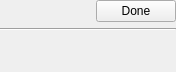
This is src/core/producersystem/producerviewcontainer_ui.ui in KDE/kdenlive as Qt 5 draws it before an edit. The edited form follows.
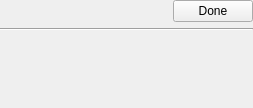
This is the edited form. Custom widgets are drawn as their Qt base class.

```diff
--- a/src/core/producersystem/producerviewcontainer_ui.ui
+++ b/src/core/producersystem/producerviewcontainer_ui.ui
@@ -6,15 +6,49 @@
    <rect>
     <x>0</x>
     <y>0</y>
-    <width>176</width>
-    <height>72</height>
+    <width>253</width>
+    <height>108</height>
    </rect>
   </property>
   <layout class="QGridLayout" name="gridLayout_2">
    <property name="margin">
     <number>0</number>
    </property>
+   <item row="0" column="2">
+    <widget class="KPushButton" name="doneButton">
+     <property name="text">
+      <string>Done</string>
+     </property>
+    </widget>
+   </item>
+   <item row="0" column="1">
+    <spacer name="horizontalSpacer">
+     <property name="orientation">
+      <enum>Qt::Horizontal</enum>
+     </property>
+     <property name="sizeHint" stdset="0">
+      <size>
+       <width>107</width>
+       <height>20</height>
+      </size>
+     </property>
+    </spacer>
+   </item>
    <item row="0" column="0">
+    <widget class="QLabel" name="producerTitle">
+     <property name="text">
+      <string/>
+     </property>
+    </widget>
+   </item>
+   <item row="1" column="0" colspan="3">
+    <widget class="Line" name="line">
+     <property name="orientation">
+      <enum>Qt::Horizontal</enum>
+     </property>
+    </widget>
+   </item>
+   <item row="2" column="0" colspan="3">
     <widget class="QScrollArea" name="scrollArea">
      <property name="frameShape">
       <enum>QFrame::NoFrame</enum>
@@ -30,7 +64,7 @@
        <rect>
         <x>0</x>
         <y>0</y>
-        <width>176</width>
+        <width>253</width>
         <height>72</height>
        </rect>
       </property>
@@ -38,43 +72,9 @@
        <property name="margin">
         <number>0</number>
        </property>
-       <item row="0" column="0">
-        <widget class="QLabel" name="producerTitle">
-         <property name="text">
-          <string/>
-         </property>
-        </widget>
-       </item>
-       <item row="0" column="1">
-        <spacer name="horizontalSpacer">
-         <property name="orientation">
-          <enum>Qt::Horizontal</enum>
-         </property>
-         <property name="sizeHint" stdset="0">
-          <size>
-           <width>107</width>
-           <height>20</height>
-          </size>
-         </property>
-        </spacer>
-       </item>
-       <item row="0" column="2">
-        <widget class="KPushButton" name="doneButton">
-         <property name="text">
-          <string>Done</string>
-         </property>
-        </widget>
-       </item>
-       <item row="2" column="0" colspan="3">
+       <item row="1" column="0" colspan="2">
         <widget class="QFrame" name="frameContainer"/>
        </item>
-       <item row="1" column="0" colspan="3">
-        <widget class="Line" name="line">
-         <property name="orientation">
-          <enum>Qt::Horizontal</enum>
-         </property>
-        </widget>
-       </item>
       </layout>
      </widget>
     </widget>
```
